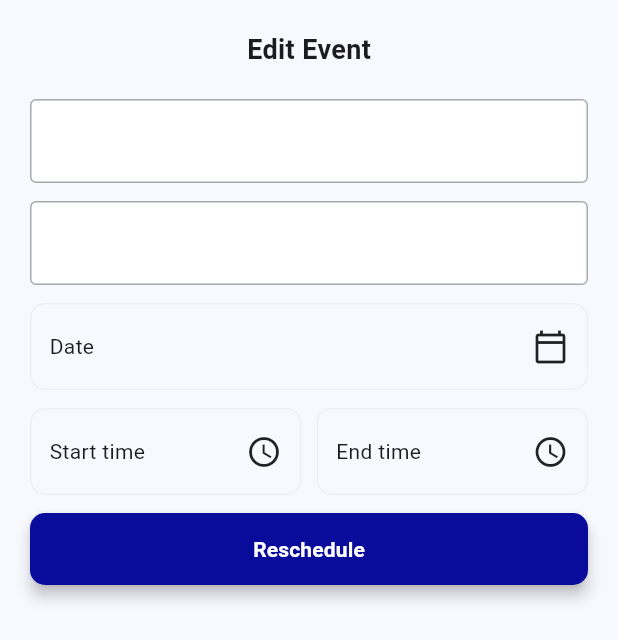
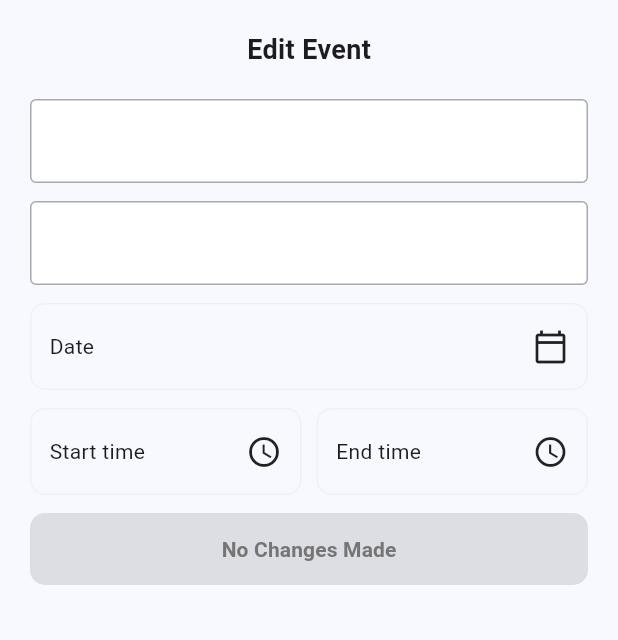
Before and after one commit to Fixo-NZ/tradie, a Flutter app: the EditEventSheet widget shown alone on an empty page, opened directly with empty values, on a phone screen of 412 x 824 dp. Shown: the top 640 px of the screen. Run offline on Flutter 3.47's test engine with Material 3 defaults, Android fonts, the phone set to English and light mode, and no system bars; our stand-ins replace dio, flutter_riverpod, flutter_secure_storage, go_router, table_calendar; accounts and stored records are empty; network calls fail; statements that could not run were skipped.

Commit message:
enable reschedule button only when changes are made

```diff
--- a/lib/features/schedule/widgets/edit_event_sheet.dart
+++ b/lib/features/schedule/widgets/edit_event_sheet.dart
@@ -20,14 +20,53 @@ class _EditEventSheetState extends ConsumerState<EditEventSheet> {
   TimeOfDay? startTime;
   TimeOfDay? endTime;
 
+  // Store original values for comparison
+  late DateTime originalDate;
+  late TimeOfDay originalStartTime;
+  late TimeOfDay originalEndTime;
+
   @override
   void initState() {
     super.initState();
     _eventController = TextEditingController(text: widget.event.title);
     _noteController = TextEditingController(text: widget.event.description);
+
+    // Initialize current values
     selectedDate = widget.event.startDate;
     startTime = TimeOfDay.fromDateTime(widget.event.startDate);
     endTime = TimeOfDay.fromDateTime(widget.event.endDate);
+
+    // Store original values
+    originalDate = widget.event.startDate;
+    originalStartTime = TimeOfDay.fromDateTime(widget.event.startDate);
+    originalEndTime = TimeOfDay.fromDateTime(widget.event.endDate);
+  }
+
+  /// Check if any date or time values have changed from original
+  bool get hasChanges {
+    if (selectedDate == null || startTime == null || endTime == null) {
+      return false;
+    }
+
+    // Compare dates
+    final currentDate = DateTime(selectedDate!.year, selectedDate!.month, selectedDate!.day);
+    final origDate = DateTime(originalDate.year, originalDate.month, originalDate.day);
+
+    if (!currentDate.isAtSameMomentAs(origDate)) {
+      return true;
+    }
+
+    // Compare start time
+    if (startTime!.hour != originalStartTime.hour || startTime!.minute != originalStartTime.minute) {
+      return true;
+    }
+
+    // Compare end time
+    if (endTime!.hour != originalEndTime.hour || endTime!.minute != originalEndTime.minute) {
+      return true;
+    }
+
+    return false;
   }
 
   void showMessageDialog(String message) {
@@ -117,7 +156,11 @@ class _EditEventSheetState extends ConsumerState<EditEventSheet> {
                   firstDate: DateTime(2000),
                   lastDate: DateTime(2100),
                 );
-                if (picked != null) setState(() => selectedDate = picked);
+                if (picked != null) {
+                  setState(() {
+                    selectedDate = picked;
+                  });
+                }
               },
               child: Container(
                 padding: const EdgeInsets.symmetric(horizontal: 12, vertical: 16),
@@ -150,7 +193,11 @@ class _EditEventSheetState extends ConsumerState<EditEventSheet> {
                         context: context,
                         initialTime: startTime ?? TimeOfDay.now(),
                       );
-                      if (picked != null) setState(() => startTime = picked);
+                      if (picked != null) {
+                        setState(() {
+                          startTime = picked;
+                        });
+                      }
                     },
                     child: Container(
                       padding: const EdgeInsets.symmetric(horizontal: 12, vertical: 16),
@@ -176,7 +223,11 @@ class _EditEventSheetState extends ConsumerState<EditEventSheet> {
                         context: context,
                         initialTime: endTime ?? TimeOfDay.now(),
                       );
-                      if (picked != null) setState(() => endTime = picked);
+                      if (picked != null) {
+                        setState(() {
+                          endTime = picked;
+                        });
+                      }
                     },
                     child: Container(
                       padding: const EdgeInsets.symmetric(horizontal: 12, vertical: 16),
@@ -202,8 +253,7 @@ class _EditEventSheetState extends ConsumerState<EditEventSheet> {
             SizedBox(
               width: double.infinity,
               child: ElevatedButton(
-                onPressed: () async {
-
+                onPressed: !hasChanges ? null : () async {
                   Navigator.pop(context);
 
                   if (selectedDate == null || startTime == null || endTime == null) {
@@ -259,17 +309,18 @@ class _EditEventSheetState extends ConsumerState<EditEventSheet> {
                         startTime: newStart,
                         endTime: newEnd,
                       );
-
                 },
-
                 style: ElevatedButton.styleFrom(
-                  backgroundColor: const Color(0xFF090C9B),
+                  backgroundColor: hasChanges ? const Color(0xFF090C9B) : Colors.grey[400],
                   shape: RoundedRectangleBorder(borderRadius: BorderRadius.circular(10)),
                   padding: const EdgeInsets.symmetric(vertical: 16),
                 ),
-                child: const Text(
-                  "Reschedule",
-                  style: TextStyle(color: Colors.white, fontWeight: FontWeight.bold),
+                child: Text(
+                  hasChanges ? "Reschedule" : "No Changes Made",
+                  style: TextStyle(
+                    color: hasChanges ? Colors.white : Colors.grey[600],
+                    fontWeight: FontWeight.bold,
+                  ),
                 ),
               ),
             ),
```
